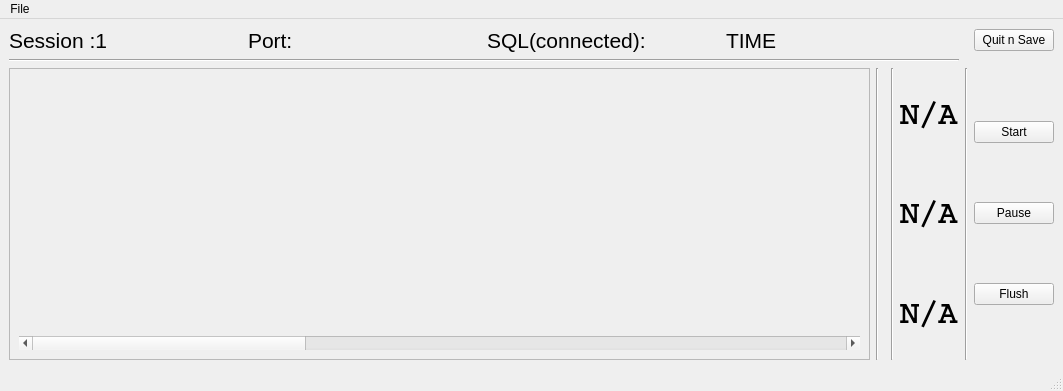
Before: the Qt Designer form newwin.ui in Salk-Shtrahman/Temporal, drawn with Qt 5.
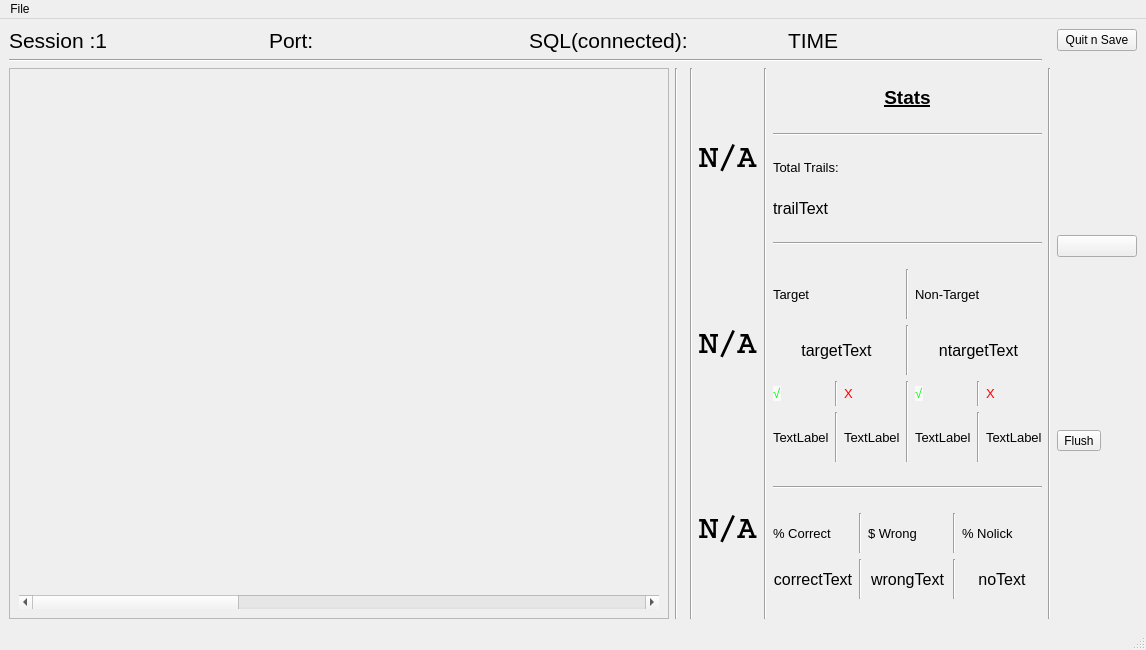
After: the same form once the commit is applied.

Commit message: stats screen added

What changed in the file:
```diff
--- a/newwin.ui
+++ b/newwin.ui
@@ -6,8 +6,8 @@
    <rect>
     <x>0</x>
     <y>0</y>
-    <width>1063</width>
-    <height>391</height>
+    <width>1146</width>
+    <height>650</height>
    </rect>
   </property>
   <property name="sizePolicy">
@@ -71,8 +71,8 @@
           <rect>
            <x>0</x>
            <y>0</y>
-           <width>871</width>
-           <height>286</height>
+           <width>668</width>
+           <height>545</height>
           </rect>
          </property>
          <layout class="QVBoxLayout" name="verticalLayout">
@@ -152,6 +152,753 @@
         </property>
        </widget>
       </item>
+      <item row="0" column="7">
+       <layout class="QVBoxLayout" name="verticalLayout_4">
+        <item>
+         <widget class="QLabel" name="label">
+          <property name="sizePolicy">
+           <sizepolicy hsizetype="Preferred" vsizetype="Maximum">
+            <horstretch>0</horstretch>
+            <verstretch>0</verstretch>
+           </sizepolicy>
+          </property>
+          <property name="font">
+           <font>
+            <pointsize>14</pointsize>
+            <weight>75</weight>
+            <bold>true</bold>
+            <underline>true</underline>
+           </font>
+          </property>
+          <property name="layoutDirection">
+           <enum>Qt::LeftToRight</enum>
+          </property>
+          <property name="text">
+           <string>&lt;html&gt;&lt;head/&gt;&lt;body&gt;&lt;p align=&quot;center&quot;&gt;Stats&lt;/p&gt;&lt;/body&gt;&lt;/html&gt;</string>
+          </property>
+         </widget>
+        </item>
+        <item>
+         <widget class="Line" name="line_6">
+          <property name="orientation">
+           <enum>Qt::Horizontal</enum>
+          </property>
+         </widget>
+        </item>
+        <item>
+         <widget class="QLabel" name="label_7">
+          <property name="sizePolicy">
+           <sizepolicy hsizetype="Preferred" vsizetype="Maximum">
+            <horstretch>0</horstretch>
+            <verstretch>0</verstretch>
+           </sizepolicy>
+          </property>
+          <property name="font">
+           <font>
+            <pointsize>10</pointsize>
+           </font>
+          </property>
+          <property name="text">
+           <string>Total Trails:</string>
+          </property>
+         </widget>
+        </item>
+        <item>
+         <widget class="QLabel" name="trailText">
+          <property name="sizePolicy">
+           <sizepolicy hsizetype="Preferred" vsizetype="Maximum">
+            <horstretch>0</horstretch>
+            <verstretch>0</verstretch>
+           </sizepolicy>
+          </property>
+          <property name="font">
+           <font>
+            <pointsize>12</pointsize>
+           </font>
+          </property>
+          <property name="text">
+           <string>trailText</string>
+          </property>
+          <property name="alignment">
+           <set>Qt::AlignLeading|Qt::AlignLeft|Qt::AlignVCenter</set>
+          </property>
+         </widget>
+        </item>
+        <item>
+         <widget class="Line" name="line_5">
+          <property name="orientation">
+           <enum>Qt::Horizontal</enum>
+          </property>
+         </widget>
+        </item>
+        <item>
+         <layout class="QGridLayout" name="gridLayout_5">
+          <item row="1" column="0">
+           <widget class="QLabel" name="targetText">
+            <property name="sizePolicy">
+             <sizepolicy hsizetype="Preferred" vsizetype="Expanding">
+              <horstretch>0</horstretch>
+              <verstretch>0</verstretch>
+             </sizepolicy>
+            </property>
+            <property name="minimumSize">
+             <size>
+              <width>0</width>
+              <height>40</height>
+             </size>
+            </property>
+            <property name="maximumSize">
+             <size>
+              <width>16777215</width>
+              <height>50</height>
+             </size>
+            </property>
+            <property name="font">
+             <font>
+              <pointsize>12</pointsize>
+             </font>
+            </property>
+            <property name="text">
+             <string>targetText</string>
+            </property>
+            <property name="alignment">
+             <set>Qt::AlignCenter</set>
+            </property>
+           </widget>
+          </item>
+          <item row="0" column="0">
+           <widget class="QLabel" name="label_10">
+            <property name="sizePolicy">
+             <sizepolicy hsizetype="Preferred" vsizetype="Expanding">
+              <horstretch>0</horstretch>
+              <verstretch>0</verstretch>
+             </sizepolicy>
+            </property>
+            <property name="minimumSize">
+             <size>
+              <width>0</width>
+              <height>40</height>
+             </size>
+            </property>
+            <property name="maximumSize">
+             <size>
+              <width>16777215</width>
+              <height>50</height>
+             </size>
+            </property>
+            <property name="font">
+             <font>
+              <pointsize>10</pointsize>
+             </font>
+            </property>
+            <property name="text">
+             <string>Target</string>
+            </property>
+           </widget>
+          </item>
+          <item row="2" column="1">
+           <widget class="Line" name="line_10">
+            <property name="orientation">
+             <enum>Qt::Vertical</enum>
+            </property>
+           </widget>
+          </item>
+          <item row="0" column="1">
+           <widget class="Line" name="line_8">
+            <property name="orientation">
+             <enum>Qt::Vertical</enum>
+            </property>
+           </widget>
+          </item>
+          <item row="2" column="0">
+           <layout class="QGridLayout" name="gridLayout_6">
+            <item row="0" column="0">
+             <widget class="QLabel" name="label_14">
+              <property name="sizePolicy">
+               <sizepolicy hsizetype="Preferred" vsizetype="Preferred">
+                <horstretch>0</horstretch>
+                <verstretch>0</verstretch>
+               </sizepolicy>
+              </property>
+              <property name="maximumSize">
+               <size>
+                <width>16777215</width>
+                <height>25</height>
+               </size>
+              </property>
+              <property name="text">
+               <string>&lt;html&gt;&lt;head/&gt;&lt;body&gt;&lt;p&gt;&lt;span style=&quot; font-family:'Verdana,Arial,Tahoma,Calibri,Geneva,sans-serif'; font-size:13px; color:#00ff00; background-color:#fafafa;&quot;&gt;√&lt;/span&gt;&lt;/p&gt;&lt;/body&gt;&lt;/html&gt;</string>
+              </property>
+             </widget>
+            </item>
+            <item row="1" column="0">
+             <widget class="QLabel" name="targetCorrect">
+              <property name="sizePolicy">
+               <sizepolicy hsizetype="Fixed" vsizetype="MinimumExpanding">
+                <horstretch>0</horstretch>
+                <verstretch>0</verstretch>
+               </sizepolicy>
+              </property>
+              <property name="minimumSize">
+               <size>
+                <width>50</width>
+                <height>0</height>
+               </size>
+              </property>
+              <property name="maximumSize">
+               <size>
+                <width>16777215</width>
+                <height>50</height>
+               </size>
+              </property>
+              <property name="font">
+               <font>
+                <pointsize>10</pointsize>
+               </font>
+              </property>
+              <property name="text">
+               <string>TextLabel</string>
+              </property>
+             </widget>
+            </item>
+            <item row="0" column="2">
+             <widget class="QLabel" name="label_16">
+              <property name="sizePolicy">
+               <sizepolicy hsizetype="Preferred" vsizetype="Preferred">
+                <horstretch>0</horstretch>
+                <verstretch>0</verstretch>
+               </sizepolicy>
+              </property>
+              <property name="maximumSize">
+               <size>
+                <width>16777215</width>
+                <height>25</height>
+               </size>
+              </property>
+              <property name="text">
+               <string>&lt;html&gt;&lt;head/&gt;&lt;body&gt;&lt;p&gt;&lt;span style=&quot; font-size:10pt; color:#ff0000;&quot;&gt;X&lt;/span&gt;&lt;/p&gt;&lt;/body&gt;&lt;/html&gt;</string>
+              </property>
+             </widget>
+            </item>
+            <item row="1" column="2">
+             <widget class="QLabel" name="targetWrong">
+              <property name="sizePolicy">
+               <sizepolicy hsizetype="Fixed" vsizetype="MinimumExpanding">
+                <horstretch>0</horstretch>
+                <verstretch>0</verstretch>
+               </sizepolicy>
+              </property>
+              <property name="minimumSize">
+               <size>
+                <width>50</width>
+                <height>0</height>
+               </size>
+              </property>
+              <property name="maximumSize">
+               <size>
+                <width>16777215</width>
+                <height>50</height>
+               </size>
+              </property>
+              <property name="font">
+               <font>
+                <pointsize>10</pointsize>
+               </font>
+              </property>
+              <property name="text">
+               <string>TextLabel</string>
+              </property>
+             </widget>
+            </item>
+            <item row="0" column="1">
+             <widget class="Line" name="line_14">
+              <property name="sizePolicy">
+               <sizepolicy hsizetype="Fixed" vsizetype="MinimumExpanding">
+                <horstretch>0</horstretch>
+                <verstretch>0</verstretch>
+               </sizepolicy>
+              </property>
+              <property name="maximumSize">
+               <size>
+                <width>16777215</width>
+                <height>25</height>
+               </size>
+              </property>
+              <property name="orientation">
+               <enum>Qt::Vertical</enum>
+              </property>
+             </widget>
+            </item>
+            <item row="1" column="1">
+             <widget class="Line" name="line_16">
+              <property name="sizePolicy">
+               <sizepolicy hsizetype="Fixed" vsizetype="MinimumExpanding">
+                <horstretch>0</horstretch>
+                <verstretch>0</verstretch>
+               </sizepolicy>
+              </property>
+              <property name="maximumSize">
+               <size>
+                <width>16777215</width>
+                <height>50</height>
+               </size>
+              </property>
+              <property name="orientation">
+               <enum>Qt::Vertical</enum>
+              </property>
+             </widget>
+            </item>
+           </layout>
+          </item>
+          <item row="2" column="2">
+           <layout class="QGridLayout" name="gridLayout_7">
+            <item row="0" column="0">
+             <widget class="QLabel" name="label_18">
+              <property name="sizePolicy">
+               <sizepolicy hsizetype="Preferred" vsizetype="Preferred">
+                <horstretch>0</horstretch>
+                <verstretch>0</verstretch>
+               </sizepolicy>
+              </property>
+              <property name="maximumSize">
+               <size>
+                <width>16777215</width>
+                <height>25</height>
+               </size>
+              </property>
+              <property name="text">
+               <string>&lt;html&gt;&lt;head/&gt;&lt;body&gt;&lt;p&gt;&lt;span style=&quot; font-family:'Verdana,Arial,Tahoma,Calibri,Geneva,sans-serif'; font-size:13px; color:#00ff00; background-color:#fafafa;&quot;&gt;√&lt;/span&gt;&lt;/p&gt;&lt;/body&gt;&lt;/html&gt;</string>
+              </property>
+             </widget>
+            </item>
+            <item row="0" column="2">
+             <widget class="QLabel" name="label_19">
+              <property name="sizePolicy">
+               <sizepolicy hsizetype="Preferred" vsizetype="Preferred">
+                <horstretch>0</horstretch>
+                <verstretch>0</verstretch>
+               </sizepolicy>
+              </property>
+              <property name="maximumSize">
+               <size>
+                <width>16777215</width>
+                <height>25</height>
+               </size>
+              </property>
+              <property name="text">
+               <string>&lt;html&gt;&lt;head/&gt;&lt;body&gt;&lt;p&gt;&lt;span style=&quot; font-size:10pt; color:#ff0000;&quot;&gt;X&lt;/span&gt;&lt;/p&gt;&lt;/body&gt;&lt;/html&gt;</string>
+              </property>
+             </widget>
+            </item>
+            <item row="1" column="0">
+             <widget class="QLabel" name="ntargetCorrect">
+              <property name="sizePolicy">
+               <sizepolicy hsizetype="Fixed" vsizetype="MinimumExpanding">
+                <horstretch>0</horstretch>
+                <verstretch>0</verstretch>
+               </sizepolicy>
+              </property>
+              <property name="minimumSize">
+               <size>
+                <width>50</width>
+                <height>0</height>
+               </size>
+              </property>
+              <property name="maximumSize">
+               <size>
+                <width>16777215</width>
+                <height>50</height>
+               </size>
+              </property>
+              <property name="font">
+               <font>
+                <pointsize>10</pointsize>
+               </font>
+              </property>
+              <property name="text">
+               <string>TextLabel</string>
+              </property>
+             </widget>
+            </item>
+            <item row="1" column="2">
+             <widget class="QLabel" name="ntargetWrong">
+              <property name="sizePolicy">
+               <sizepolicy hsizetype="Fixed" vsizetype="MinimumExpanding">
+                <horstretch>0</horstretch>
+                <verstretch>0</verstretch>
+               </sizepolicy>
+              </property>
+              <property name="minimumSize">
+               <size>
+                <width>50</width>
+                <height>0</height>
+               </size>
+              </property>
+              <property name="maximumSize">
+               <size>
+                <width>16777215</width>
+                <height>50</height>
+               </size>
+              </property>
+              <property name="font">
+               <font>
+                <pointsize>10</pointsize>
+               </font>
+              </property>
+              <property name="text">
+               <string>TextLabel</string>
+              </property>
+             </widget>
+            </item>
+            <item row="0" column="1">
+             <widget class="Line" name="line_15">
+              <property name="sizePolicy">
+               <sizepolicy hsizetype="Fixed" vsizetype="MinimumExpanding">
+                <horstretch>0</horstretch>
+                <verstretch>0</verstretch>
+               </sizepolicy>
+              </property>
+              <property name="maximumSize">
+               <size>
+                <width>16777215</width>
+                <height>25</height>
+               </size>
+              </property>
+              <property name="orientation">
+               <enum>Qt::Vertical</enum>
+              </property>
+             </widget>
+            </item>
+            <item row="1" column="1">
+             <widget class="Line" name="line_17">
+              <property name="sizePolicy">
+               <sizepolicy hsizetype="Fixed" vsizetype="MinimumExpanding">
+                <horstretch>0</horstretch>
+                <verstretch>0</verstretch>
+               </sizepolicy>
+              </property>
+              <property name="maximumSize">
+               <size>
+                <width>16777215</width>
+                <height>50</height>
+               </size>
+              </property>
+              <property name="orientation">
+               <enum>Qt::Vertical</enum>
+              </property>
+             </widget>
+            </item>
+           </layout>
+          </item>
+          <item row="1" column="2">
+           <widget class="QLabel" name="ntargetText">
+            <property name="sizePolicy">
+             <sizepolicy hsizetype="Preferred" vsizetype="Expanding">
+              <horstretch>0</horstretch>
+              <verstretch>0</verstretch>
+             </sizepolicy>
+            </property>
+            <property name="minimumSize">
+             <size>
+              <width>0</width>
+              <height>40</height>
+             </size>
+            </property>
+            <property name="maximumSize">
+             <size>
+              <width>16777215</width>
+              <height>50</height>
+             </size>
+            </property>
+            <property name="font">
+             <font>
+              <pointsize>12</pointsize>
+             </font>
+            </property>
+            <property name="text">
+             <string>ntargetText</string>
+            </property>
+            <property name="alignment">
+             <set>Qt::AlignCenter</set>
+            </property>
+           </widget>
+          </item>
+          <item row="0" column="2">
+           <widget class="QLabel" name="label_12">
+            <property name="sizePolicy">
+             <sizepolicy hsizetype="Preferred" vsizetype="Expanding">
+              <horstretch>0</horstretch>
+              <verstretch>0</verstretch>
+             </sizepolicy>
+            </property>
+            <property name="minimumSize">
+             <size>
+              <width>0</width>
+              <height>40</height>
+             </size>
+            </property>
+            <property name="maximumSize">
+             <size>
+              <width>16777215</width>
+              <height>50</height>
+             </size>
+            </property>
+            <property name="font">
+             <font>
+              <pointsize>10</pointsize>
+             </font>
+            </property>
+            <property name="text">
+             <string>Non-Target</string>
+            </property>
+           </widget>
+          </item>
+          <item row="1" column="1">
+           <widget class="Line" name="line_9">
+            <property name="orientation">
+             <enum>Qt::Vertical</enum>
+            </property>
+           </widget>
+          </item>
+         </layout>
+        </item>
+        <item>
+         <widget class="Line" name="line_7">
+          <property name="orientation">
+           <enum>Qt::Horizontal</enum>
+          </property>
+         </widget>
+        </item>
+        <item>
+         <layout class="QGridLayout" name="gridLayout_3">
+          <item row="0" column="2">
+           <widget class="QLabel" name="label_3">
+            <property name="sizePolicy">
+             <sizepolicy hsizetype="Preferred" vsizetype="Expanding">
+              <horstretch>0</horstretch>
+              <verstretch>0</verstretch>
+             </sizepolicy>
+            </property>
+            <property name="minimumSize">
+             <size>
+              <width>0</width>
+              <height>30</height>
+             </size>
+            </property>
+            <property name="maximumSize">
+             <size>
+              <width>16777215</width>
+              <height>40</height>
+             </size>
+            </property>
+            <property name="font">
+             <font>
+              <pointsize>10</pointsize>
+             </font>
+            </property>
+            <property name="text">
+             <string>$ Wrong</string>
+            </property>
+           </widget>
+          </item>
+          <item row="1" column="0">
+           <widget class="QLabel" name="correctText">
+            <property name="sizePolicy">
+             <sizepolicy hsizetype="Preferred" vsizetype="Expanding">
+              <horstretch>0</horstretch>
+              <verstretch>0</verstretch>
+             </sizepolicy>
+            </property>
+            <property name="minimumSize">
+             <size>
+              <width>0</width>
+              <height>30</height>
+             </size>
+            </property>
+            <property name="maximumSize">
+             <size>
+              <width>16777215</width>
+              <height>40</height>
+             </size>
+            </property>
+            <property name="font">
+             <font>
+              <pointsize>12</pointsize>
+             </font>
+            </property>
+            <property name="text">
+             <string>correctText</string>
+            </property>
+            <property name="alignment">
+             <set>Qt::AlignCenter</set>
+            </property>
+           </widget>
+          </item>
+          <item row="0" column="4">
+           <widget class="QLabel" name="label_9">
+            <property name="sizePolicy">
+             <sizepolicy hsizetype="Preferred" vsizetype="Expanding">
+              <horstretch>0</horstretch>
+              <verstretch>0</verstretch>
+             </sizepolicy>
+            </property>
+            <property name="minimumSize">
+             <size>
+              <width>0</width>
+              <height>30</height>
+             </size>
+            </property>
+            <property name="maximumSize">
+             <size>
+              <width>16777215</width>
+              <height>40</height>
+             </size>
+            </property>
+            <property name="font">
+             <font>
+              <pointsize>10</pointsize>
+             </font>
+            </property>
+            <property name="text">
+             <string>% Nolick</string>
+            </property>
+           </widget>
+          </item>
+          <item row="0" column="0">
+           <widget class="QLabel" name="label_2">
+            <property name="sizePolicy">
+             <sizepolicy hsizetype="Preferred" vsizetype="Expanding">
+              <horstretch>0</horstretch>
+              <verstretch>0</verstretch>
+             </sizepolicy>
+            </property>
+            <property name="minimumSize">
+             <size>
+              <width>0</width>
+              <height>30</height>
+             </size>
+            </property>
+            <property name="maximumSize">
+             <size>
+              <width>16777215</width>
+              <height>40</height>
+             </size>
+            </property>
+            <property name="font">
+             <font>
+              <pointsize>10</pointsize>
+             </font>
+            </property>
+            <property name="text">
+             <string>% Correct</string>
+            </property>
+           </widget>
+          </item>
+          <item row="1" column="2">
+           <widget class="QLabel" name="wrongText">
+            <property name="sizePolicy">
+             <sizepolicy hsizetype="Preferred" vsizetype="Expanding">
+              <horstretch>0</horstretch>
+              <verstretch>0</verstretch>
+             </sizepolicy>
+            </property>
+            <property name="minimumSize">
+             <size>
+              <width>0</width>
+              <height>30</height>
+             </size>
+            </property>
+            <property name="maximumSize">
+             <size>
+              <width>16777215</width>
+              <height>40</height>
+             </size>
+            </property>
+            <property name="font">
+             <font>
+              <pointsize>12</pointsize>
+             </font>
+            </property>
+            <property name="text">
+             <string>wrongText</string>
+            </property>
+            <property name="alignment">
+             <set>Qt::AlignCenter</set>
+            </property>
+           </widget>
+          </item>
+          <item row="1" column="4">
+           <widget class="QLabel" name="noText">
+            <property name="sizePolicy">
+             <sizepolicy hsizetype="Preferred" vsizetype="Expanding">
+              <horstretch>0</horstretch>
+              <verstretch>0</verstretch>
+             </sizepolicy>
+            </property>
+            <property name="minimumSize">
+             <size>
+              <width>0</width>
+              <height>30</height>
+             </size>
+            </property>
+            <property name="maximumSize">
+             <size>
+              <width>16777215</width>
+              <height>40</height>
+             </size>
+            </property>
+            <property name="font">
+             <font>
+              <pointsize>12</pointsize>
+             </font>
+            </property>
+            <property name="text">
+             <string>noText</string>
+            </property>
+            <property name="alignment">
+             <set>Qt::AlignCenter</set>
+            </property>
+           </widget>
+          </item>
+          <item row="0" column="1">
+           <widget class="Line" name="line_12">
+            <property name="orientation">
+             <enum>Qt::Vertical</enum>
+            </property>
+           </widget>
+          </item>
+          <item row="1" column="3">
+           <widget class="Line" name="line_13">
+            <property name="orientation">
+             <enum>Qt::Vertical</enum>
+            </property>
+           </widget>
+          </item>
+          <item row="1" column="1">
+           <widget class="Line" name="line_18">
+            <property name="orientation">
+             <enum>Qt::Vertical</enum>
+            </property>
+           </widget>
+          </item>
+          <item row="0" column="3">
+           <widget class="Line" name="line_19">
+            <property name="orientation">
+             <enum>Qt::Vertical</enum>
+            </property>
+           </widget>
+          </item>
+         </layout>
+        </item>
+       </layout>
+      </item>
+      <item row="0" column="6">
+       <widget class="Line" name="line_11">
+        <property name="orientation">
+         <enum>Qt::Vertical</enum>
+        </property>
+       </widget>
+      </item>
      </layout>
     </item>
     <item row="0" column="1">
@@ -218,19 +965,12 @@
       <item>
        <widget class="QPushButton" name="startButton">
         <property name="text">
-         <string>Start</string>
+         <string/>
         </property>
        </widget>
       </item>
       <item>
-       <widget class="QPushButton" name="pauseButton">
-        <property name="text">
-         <string>Pause</string>
-        </property>
-       </widget>
-      </item>
-      <item>
-       <widget class="QPushButton" name="resumeButton">
+       <widget class="QToolButton" name="flushButton">
         <property name="text">
          <string>Flush</string>
         </property>
@@ -252,7 +992,7 @@
     <rect>
      <x>0</x>
      <y>0</y>
-     <width>1063</width>
+     <width>1146</width>
      <height>21</height>
     </rect>
    </property>
```
The commit also changes 14 other files.
